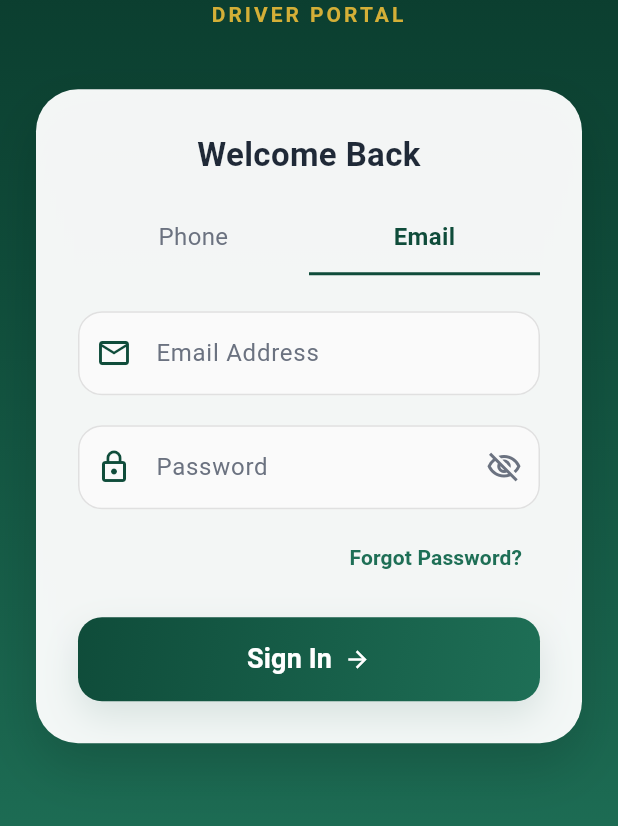
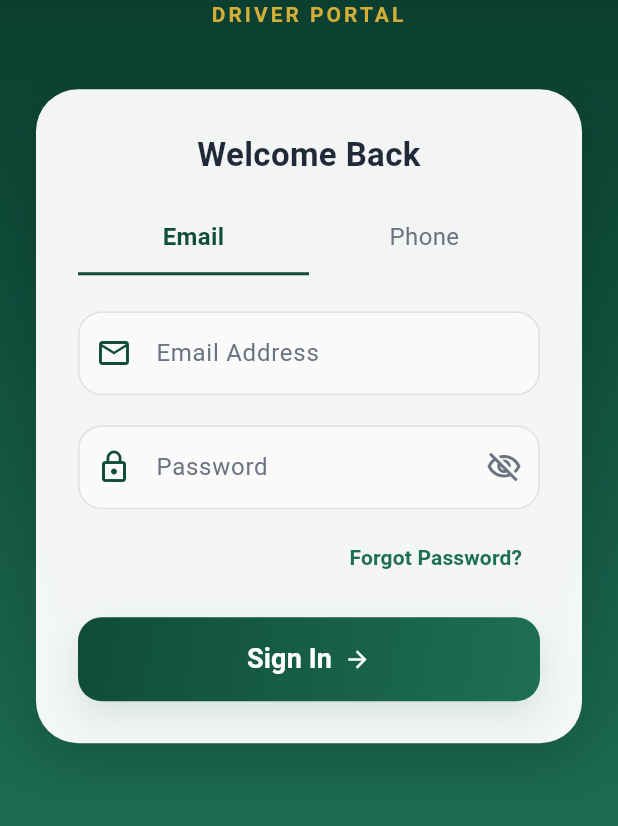
Before and after one commit to umindudinal/GuideLanka-2.0, a Flutter app: the screen it shows after launch, after a tap on "Email", on a phone screen of 412 x 824 dp, the part 351-1177 px from its top. Run offline on Flutter 3.47's test engine with Material 3 defaults, Android fonts, the phone set to English and light mode, and no system bars; our stand-ins replace flutter_map, geolocator, image_picker, latlong2, shared_preferences; missing offline and left inert: onesignal_flutter; network calls fail.

Commit message:
Update driver login, profile and notification services

```diff
--- a/driver_mobile/lib/screens/login_screen.dart
+++ b/driver_mobile/lib/screens/login_screen.dart
@@ -22,7 +22,7 @@ class _LoginScreenState extends State<LoginScreen> {
   bool _isLoading = false;
   bool _isSendingOtp = false;
   bool _obscurePassword = true;
-  int _activeTab = 0;
+  int _activeTab = 1;
   bool _otpSent = false;
 
   Future<void> _onLoginSuccess(Map<String, dynamic> result) async {
@@ -375,6 +375,36 @@ class _LoginScreenState extends State<LoginScreen> {
                             Expanded(
                               child: GestureDetector(
                                 onTap: () {
+                                  if (!_isLoading && !_isSendingOtp) {
+                                    setState(() => _activeTab = 1);
+                                  }
+                                },
+                                child: Container(
+                                  padding: const EdgeInsets.symmetric(vertical: 12),
+                                  decoration: BoxDecoration(
+                                    border: Border(
+                                      bottom: BorderSide(
+                                        color: _activeTab == 1 ? AppColors.primary : Colors.transparent,
+                                        width: 2,
+                                      ),
+                                    ),
+                                  ),
+                                  child: Text(
+                                    'Email',
+                                    textAlign: TextAlign.center,
+                                    style: TextStyle(
+                                      fontSize: 16,
+                                      fontWeight: _activeTab == 1 ? FontWeight.bold : FontWeight.normal,
+                                      color: _activeTab == 1 ? AppColors.primary : AppColors.textMuted,
+                                    ),
+                                  ),
+                                ),
+                              ),
+                            ),
+
+                            Expanded(
+                              child: GestureDetector(
+                                onTap: () {
 
                                   if (!_isLoading && !_isSendingOtp) {
                                     setState(() => _activeTab = 0);
@@ -397,36 +427,6 @@ class _LoginScreenState extends State<LoginScreen> {
                                       fontSize: 16,
                                       fontWeight: _activeTab == 0 ? FontWeight.bold : FontWeight.normal,
                                       color: _activeTab == 0 ? AppColors.primary : AppColors.textMuted,
-                                    ),
-                                  ),
-                                ),
-                              ),
-                            ),
-
-                            Expanded(
-                              child: GestureDetector(
-                                onTap: () {
-                                  if (!_isLoading && !_isSendingOtp) {
-                                    setState(() => _activeTab = 1);
-                                  }
-                                },
-                                child: Container(
-                                  padding: const EdgeInsets.symmetric(vertical: 12),
-                                  decoration: BoxDecoration(
-                                    border: Border(
-                                      bottom: BorderSide(
-                                        color: _activeTab == 1 ? AppColors.primary : Colors.transparent,
-                                        width: 2,
-                                      ),
-                                    ),
-                                  ),
-                                  child: Text(
-                                    'Email',
-                                    textAlign: TextAlign.center,
-                                    style: TextStyle(
-                                      fontSize: 16,
-                                      fontWeight: _activeTab == 1 ? FontWeight.bold : FontWeight.normal,
-                                      color: _activeTab == 1 ? AppColors.primary : AppColors.textMuted,
                                     ),
                                   ),
                                 ),
```
Also changed, not shown: driver_mobile/lib/screens/profile_screen.dart (+8 -3 lines), driver_mobile/lib/services/notification_service.dart (+8 -4 lines), 1 other file.
